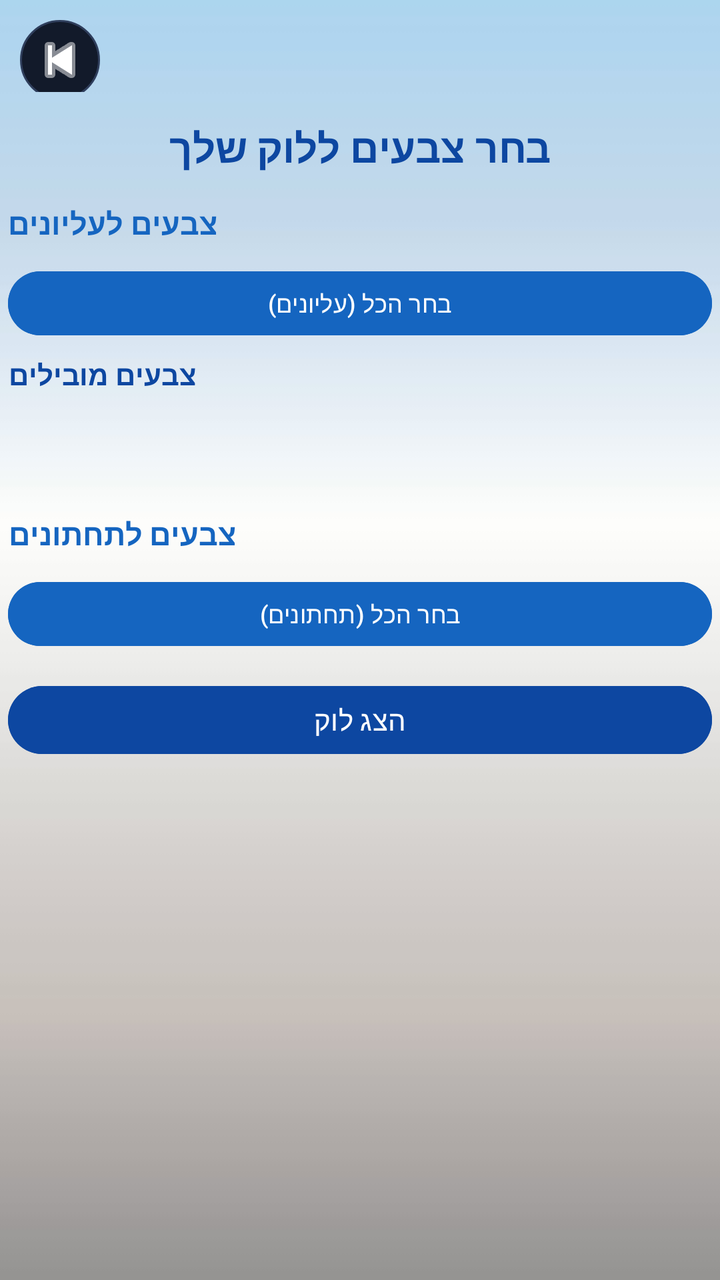
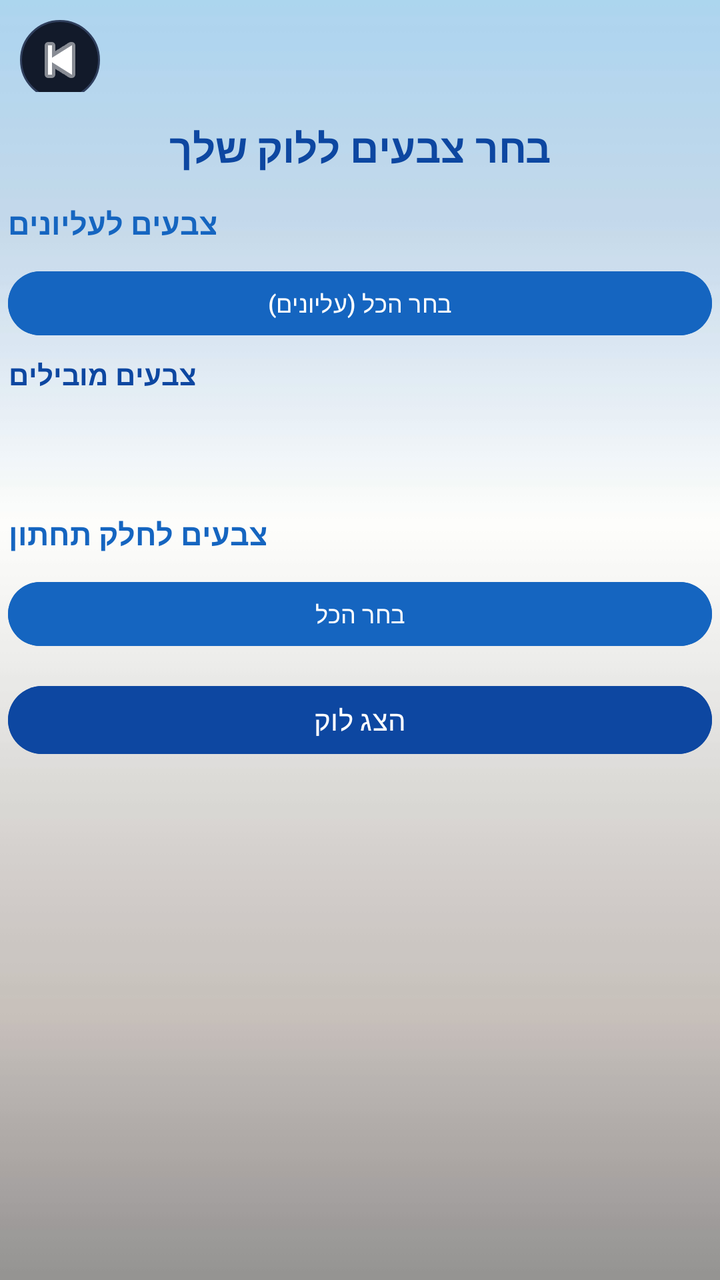

Screens rendered from an Android XML layout before and after an edit, with the pre-edit source and the edit as a unified diff.
<!-- AndroidManifest.xml: application theme Theme.ProjectX -->
<!-- res/layout/activity_colorpage.xml -->
<?xml version="1.0" encoding="utf-8"?>
<androidx.constraintlayout.widget.ConstraintLayout
    xmlns:android="http://schemas.android.com/apk/res/android"
    xmlns:app="http://schemas.android.com/apk/res-auto"
    android:id="@+id/main"
    android:layout_width="match_parent"
    android:layout_height="match_parent">

    
    <ImageView
        android:id="@+id/backgroundImage"
        android:layout_width="match_parent"
        android:layout_height="match_parent"
        android:scaleType="centerCrop"
        android:src="@drawable/back9"/>

    <ScrollView
        android:layout_width="match_parent"
        android:layout_height="match_parent"
        android:fillViewport="true">

        <LinearLayout
            android:layout_width="match_parent"
            android:layout_height="wrap_content"
            android:orientation="vertical"
            android:padding="4dp">

            
            <LinearLayout
                android:id="@+id/topBar"
                android:layout_width="match_parent"
                android:layout_height="48dp"
                android:gravity="start"
                android:orientation="horizontal"
                android:padding="6dp">

                <ImageButton
                    android:id="@+id/btnBack"
                    android:layout_width="40dp"
                    android:layout_height="40dp"
                    android:background="@drawable/btn_circle_dark"
                    android:src="@android:drawable/ic_media_previous"
                    android:scaleType="centerInside"
                    app:tint="#FFFFFF"/>
            </LinearLayout>

            
            <TextView
                android:id="@+id/tvTitle"
                android:layout_width="match_parent"
                android:layout_height="wrap_content"
                android:text="בחר צבעים ללוק שלך"
                android:textSize="20sp"
                android:textStyle="bold"
                android:textColor="#0D47A1"
                android:gravity="center"
                android:layout_marginTop="8dp"
                android:layout_marginBottom="6dp"/>

            
            <TextView
                android:layout_width="wrap_content"
                android:layout_height="wrap_content"
                android:text="צבעים לעליונים"
                android:textStyle="bold"
                android:textSize="15sp"
                android:textColor="#1565C0"
                android:layout_marginTop="8dp"/>

            <GridLayout
                android:id="@+id/layoutTopColors"
                android:layout_width="match_parent"
                android:layout_height="wrap_content"
                android:columnCount="4"
                android:layout_marginTop="4dp"/>

            <Button
                android:id="@+id/btnSelectAllTopColors"
                android:layout_width="match_parent"
                android:layout_height="40dp"
                android:text="בחר הכל (עליונים)"
                android:textSize="12sp"
                android:textColor="@android:color/white"
                android:backgroundTint="#1565C0"
                android:layout_marginTop="6dp"/>

            
            <TextView
                android:layout_width="wrap_content"
                android:layout_height="wrap_content"
                android:text="צבעים מובילים"
                android:textSize="14sp"
                android:textStyle="bold"
                android:textColor="#0D47A1"
                android:layout_marginTop="6dp"/>

            <androidx.recyclerview.widget.RecyclerView
                android:id="@+id/recyclerTopColors"
                android:layout_width="match_parent"
                android:layout_height="50dp"
                android:nestedScrollingEnabled="false"/>

            
            <TextView
                android:layout_width="wrap_content"
                android:layout_height="wrap_content"
                android:text="צבעים לתחתונים"
                android:textStyle="bold"
                android:textSize="15sp"
                android:textColor="#1565C0"
                android:layout_marginTop="10dp"/>

            <GridLayout
                android:id="@+id/layoutBottomColors"
                android:layout_width="match_parent"
                android:layout_height="wrap_content"
                android:columnCount="4"
                android:layout_marginTop="4dp"/>

            <Button
                android:id="@+id/btnSelectAllBColors"
                android:layout_width="match_parent"
                android:layout_height="40dp"
                android:text="בחר הכל (תחתונים)"
                android:textSize="12sp"
                android:textColor="@android:color/white"
                android:backgroundTint="#1565C0"
                android:layout_marginTop="6dp"/>

            
            <Button
                android:id="@+id/btnApply"
                android:layout_width="match_parent"
                android:layout_height="42dp"
                android:text="הצג לוק"
                android:textSize="14sp"
                android:textColor="@android:color/white"
                android:backgroundTint="#0D47A1"
                android:layout_marginTop="12dp"
                android:layout_marginBottom="12dp"/>

        </LinearLayout>
    </ScrollView>

</androidx.constraintlayout.widget.ConstraintLayout>
<!-- resources referenced by this layout -->
<resources>
  <!-- drawable back9: jpg bitmap (drawable, 6819 bytes) -->
  <!-- drawable btn_circle_dark (drawable) -->
  <?xml version="1.0" encoding="utf-8"?>
  <shape xmlns:android="http://schemas.android.com/apk/res/android">
      <solid android:color="#121A2A"/>
      <corners android:radius="50dp"/>
      <stroke android:width="1dp" android:color="#2F3E5C"/>
  </shape>
  <style name="Theme.ProjectX" parent="Base.Theme.ProjectX" />
  <style name="Base.Theme.ProjectX" parent="Theme.Material3.DayNight.NoActionBar">
          
          
      </style>
</resources>

<!-- the commit's change to res/layout/activity_colorpage.xml (unified diff, before → after) -->
@@ -104,7 +104,7 @@
             <TextView
                 android:layout_width="wrap_content"
                 android:layout_height="wrap_content"
-                android:text="צבעים לתחתונים"
+                android:text="צבעים לחלק תחתון"
                 android:textStyle="bold"
                 android:textSize="15sp"
                 android:textColor="#1565C0"
@@ -121,7 +121,7 @@
                 android:id="@+id/btnSelectAllBColors"
                 android:layout_width="match_parent"
                 android:layout_height="40dp"
-                android:text="בחר הכל (תחתונים)"
+                android:text="בחר הכל"
                 android:textSize="12sp"
                 android:textColor="@android:color/white"
                 android:backgroundTint="#1565C0"
